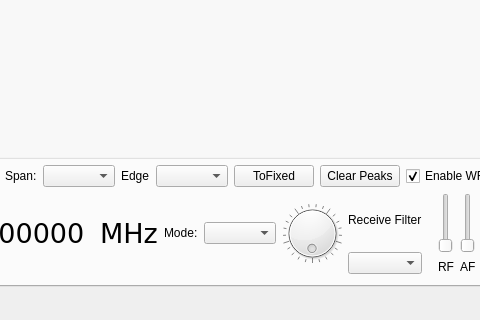
First picture: the form in wfmain.ui, repository adecarolis/wfweb, before the edit; both pictures show x 120 to 600 and y 262 to 582 of the 810 by 582 pixel window.
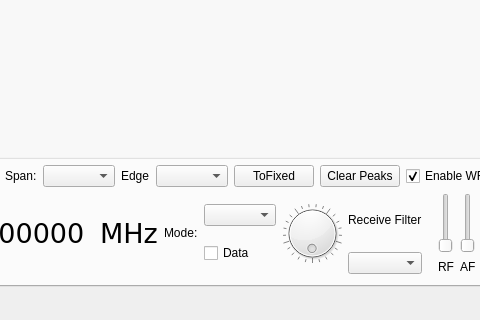
Second picture: the form after the edit. Custom widgets are drawn as their Qt base class.

Commit message: Added data mode checkbox.

What changed in the file:
```diff
--- a/wfmain.ui
+++ b/wfmain.ui
@@ -183,7 +183,21 @@
            </widget>
           </item>
           <item>
-           <widget class="QComboBox" name="modeSelectCombo"/>
+           <layout class="QVBoxLayout" name="verticalLayout_12">
+            <property name="rightMargin">
+             <number>0</number>
+            </property>
+            <item>
+             <widget class="QComboBox" name="modeSelectCombo"/>
+            </item>
+            <item>
+             <widget class="QCheckBox" name="dataModeBtn">
+              <property name="text">
+               <string>Data</string>
+              </property>
+             </widget>
+            </item>
+           </layout>
           </item>
           <item>
            <widget class="QDial" name="freqDial">
```
The commit also changes 2 other files.
